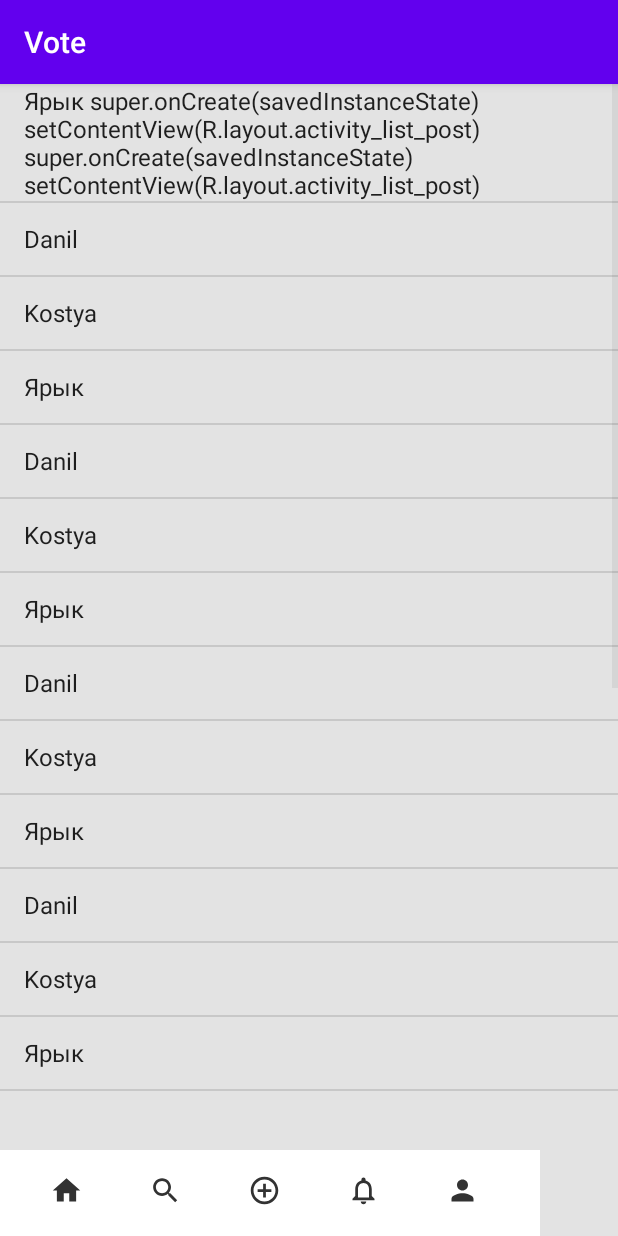
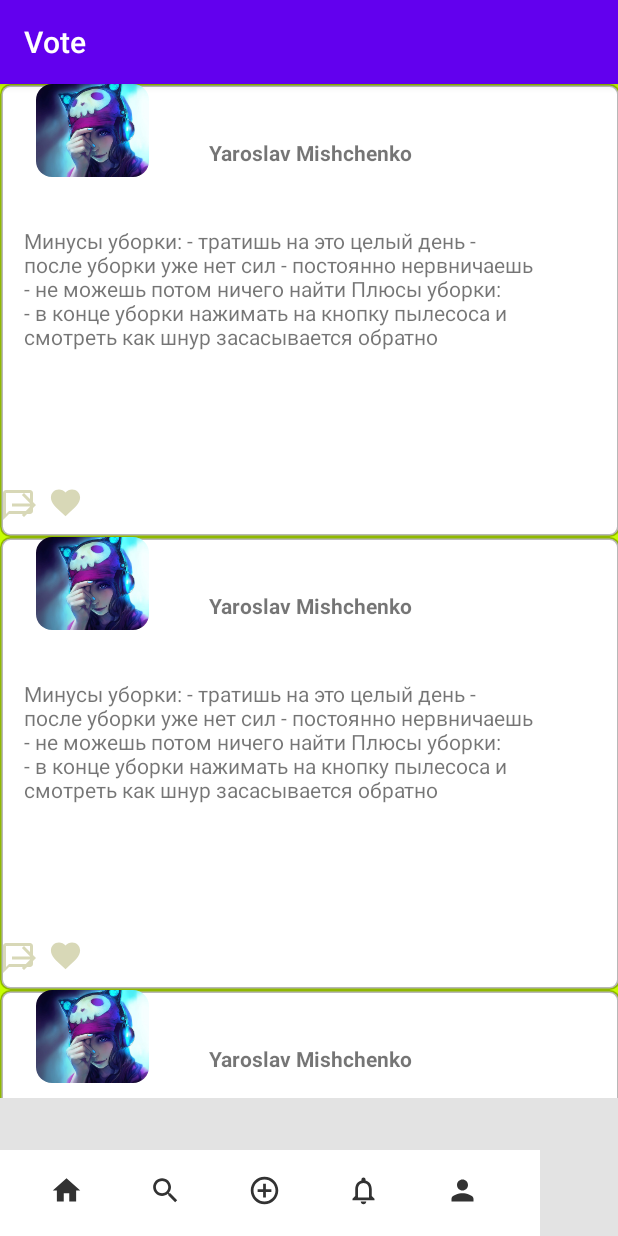
Before and after one commit to Mix200208/Test, an Android app: the ListPost screen opened directly, with no data from a screen before it, on a phone screen of 412 x 824 dp. Run offline under Robolectric (Android 15) with nearby library versions, the phone set to English and light mode, and no system bars.

Commit message:
RecycleView

```diff
--- a/app/build.gradle
+++ b/app/build.gradle
@@ -43,4 +43,6 @@ dependencies {
     testImplementation 'junit:junit:4.+'
     androidTestImplementation 'androidx.test.ext:junit:1.1.1'
     androidTestImplementation 'androidx.test.espresso:espresso-core:3.2.0'
+    implementation 'com.github.bumptech.glide:glide:4.12.0'
+    annotationProcessor 'com.github.bumptech.glide:compiler:4.12.0'
 }
--- a/app/src/main/java/com/example/test/ListPost.kt
+++ b/app/src/main/java/com/example/test/ListPost.kt
@@ -4,45 +4,77 @@ import android.content.Intent
 import androidx.appcompat.app.AppCompatActivity
 import android.os.Bundle
 import android.view.View
-import android.widget.ArrayAdapter
-import android.widget.ListView
+import androidx.recyclerview.widget.LinearLayoutManager
+import androidx.recyclerview.widget.RecyclerView
+import com.example.test.Model.Post
+import java.util.ArrayList
 
 class ListPost : AppCompatActivity() {
-    val names = mutableListOf<String>(
-            "Ярык super.onCreate(savedInstanceState)        setContentView(R.layout.activity_list_post) super.onCreate(savedInstanceState)       setContentView(R.layout.activity_list_post)",
-            "Danil",
-            "Kostya",
-            "Ярык",
-            "Danil",
-            "Kostya",
-            "Ярык",
-            "Danil",
-            "Kostya",
-            "Ярык",
-            "Danil",
-            "Kostya",
-            "Ярык",
-            "Danil",
-            "Kostya",
-            "1",
-            "2",
-            "3",
-            "4",
-            "5",
-            "6",
-            "7"
-    )
+   // val names = mutableListOf<String>(
+   //         "Ярык super.onCreate(savedInstanceState)        setContentView(R.layout.activity_list_post) super.onCreate(savedInstanceState)       setContentView(R.layout.activity_list_post)",
+   //         "Danil",
+    //        "Kostya",
+    //        "Ярык",
+    //        "Danil",
+      //      "Kostya",
+      //      "Ярык",
+       //     "Danil",
+      //      "Kostya",
+       //     "Ярык",
+        //    "Danil",
+       //     "Kostya",
+        //    "Ярык",
+       //     "Danil",
+       //     "Kostya",
+        //    "1",
+       //     "2",
+        //    "3",
+        //    "4",
+        //    "5",
+        //    "6",
+        //    "7"
+ //   )
+    lateinit var RvPost:RecyclerView
+    lateinit var postAdapter:PostAdapter
+    lateinit var mdata:ArrayList<Post>
+
+    fun initViews(){
+        RvPost = findViewById(R.id.PostList)
+        RvPost.layoutManager=LinearLayoutManager(this)
+        RvPost.setHasFixedSize(true)
+
+    }
+
+
 
     override fun onCreate(savedInstanceState: Bundle?) {
 
         super.onCreate(savedInstanceState)
         setContentView(R.layout.activity_list_post)
 
-        val listPost: ListView = findViewById(R.id.postNews)
-        val adapter = ArrayAdapter<String>(this, R.layout.post_1,
-                                           names)
+      //  val listPost: ListView = findViewById(R.id.postNews)
+        //val adapter = ArrayAdapter<String>(this, R.layout.post_1,
+                                          // names)
 
-        listPost.adapter = adapter
+       // listPost.adapter = adapter
+        initViews()
+        initdataPost()
+        postAdapt()
+    }
+
+    private fun postAdapt() {
+        postAdapter = PostAdapter(mdata)
+        RvPost.adapter = postAdapter
+
+    }
+
+    private fun initdataPost() {
+        mdata = ArrayList<Post>()
+        mdata.add(Post(R.drawable.test1))
+        mdata.add(Post(R.drawable.test1))
+        mdata.add(Post(R.drawable.test1))
+        mdata.add(Post(R.drawable.test1))
+
     }
 
     fun clickOnSearchButton(view: View) {
--- /dev/null
+++ b/app/src/main/java/com/example/test/Model/Post.kt
@@ -0,0 +1,26 @@
+package com.example.test.Model
+
+class Post {
+    private lateinit var nick:String
+    private lateinit var text:String
+    private lateinit var ImgUrl:String
+    private var drawableResourse:Int
+
+    val info :Int
+        get() =  drawableResourse
+
+    constructor( drawableResourse: Int) {
+
+        this.drawableResourse = drawableResourse
+    }
+    constructor(nick: Int, text: String, ImgUrl: String, drawableResourse: Int) {
+        this.nick = nick.toString()
+        this.text = text
+        this.ImgUrl = ImgUrl
+        this.drawableResourse = drawableResourse
+    }
+
+
+
+
+}
--- /dev/null
+++ b/app/src/main/java/com/example/test/PostAdapter.kt
@@ -0,0 +1,54 @@
+package com.example.test
+
+import android.view.LayoutInflater
+import android.view.View
+import android.view.ViewGroup
+import android.widget.ImageView
+import android.widget.TextView
+import androidx.recyclerview.widget.RecyclerView
+import com.bumptech.glide.Glide
+import com.bumptech.glide.load.resource.bitmap.CenterCrop
+import com.bumptech.glide.load.resource.bitmap.RoundedCorners
+import com.example.test.Model.Post
+
+
+class PostAdapter:RecyclerView.Adapter<PostAdapter.postviewholder> {
+    lateinit var mdata:List<Post>
+
+    constructor(mdata: List<Post>) : super() {
+        this.mdata = mdata
+    }
+
+    override fun onCreateViewHolder(parent: ViewGroup, viewType: Int): postviewholder {
+        var view:View = LayoutInflater.from(parent.getContext()).inflate(R.layout.post_item,parent,false)
+        return postviewholder(view)
+
+    }
+
+    override fun getItemCount(): Int {
+        return mdata.size
+    }
+
+    override fun onBindViewHolder(holder: postviewholder, position: Int) {
+        Glide.with(holder.itemView.context).load(mdata.get(position).info).transform(CenterCrop(),RoundedCorners(16)).into(holder.imgProfile)
+
+    }
+
+
+
+    class postviewholder:RecyclerView.ViewHolder{
+        var imgProfile:ImageView
+        var nick:TextView
+        var post:TextView
+
+
+
+        constructor(itemView: View) : super(itemView){
+            imgProfile = itemView.findViewById(R.id.Avatar)
+            nick = itemView.findViewById(R.id.Nick)
+            post = itemView.findViewById(R.id.Post)
+
+
+        }
+    }
+}
--- /dev/null
+++ b/app/src/main/res/drawable/ic_baseline_arrow_forward_24.xml
@@ -0,0 +1,5 @@
+<vector android:autoMirrored="true" android:height="24dp"
+    android:tint="#D8D8B7" android:viewportHeight="24"
+    android:viewportWidth="24" android:width="24dp" xmlns:android="http://schemas.android.com/apk/res/android">
+    <path android:fillColor="@android:color/white" android:pathData="M12,4l-1.41,1.41L16.17,11H4v2h12.17l-5.58,5.59L12,20l8,-8z"/>
+</vector>
--- /dev/null
+++ b/app/src/main/res/drawable/ic_baseline_chat_bubble_outline_24.xml
@@ -0,0 +1,5 @@
+<vector android:height="24dp" android:tint="#D8D8B7"
+    android:viewportHeight="24" android:viewportWidth="24"
+    android:width="24dp" xmlns:android="http://schemas.android.com/apk/res/android">
+    <path android:fillColor="@android:color/white" android:pathData="M20,2L4,2c-1.1,0 -2,0.9 -2,2v18l4,-4h14c1.1,0 2,-0.9 2,-2L22,4c0,-1.1 -0.9,-2 -2,-2zM20,16L6,16l-2,2L4,4h16v12z"/>
+</vector>
--- /dev/null
+++ b/app/src/main/res/drawable/ic_baseline_favorite_24.xml
@@ -0,0 +1,5 @@
+<vector android:height="24dp" android:tint="#D8D8B7"
+    android:viewportHeight="24" android:viewportWidth="24"
+    android:width="24dp" xmlns:android="http://schemas.android.com/apk/res/android">
+    <path android:fillColor="@android:color/white" android:pathData="M12,21.35l-1.45,-1.32C5.4,15.36 2,12.28 2,8.5 2,5.42 4.42,3 7.5,3c1.74,0 3.41,0.81 4.5,2.09C13.09,3.81 14.76,3 16.5,3 19.58,3 22,5.42 22,8.5c0,3.78 -3.4,6.86 -8.55,11.54L12,21.35z"/>
+</vector>
--- a/app/src/main/res/layout/activity_list_post.xml
+++ b/app/src/main/res/layout/activity_list_post.xml
@@ -35,12 +35,10 @@
             android:layout_height="676dp"
             android:orientation="vertical">
 
-            <ListView
-                android:id="@+id/postNews"
+            <androidx.recyclerview.widget.RecyclerView
+                android:id="@+id/PostList"
                 android:layout_width="match_parent"
-                android:layout_height="676dp">
-            </ListView>
-
+                android:layout_height="match_parent" />
         </LinearLayout>
 
 
--- /dev/null
+++ b/app/src/main/res/layout/post_item.xml
@@ -0,0 +1,93 @@
+<?xml version="1.0" encoding="utf-8"?>
+<androidx.constraintlayout.widget.ConstraintLayout xmlns:android="http://schemas.android.com/apk/res/android"
+    xmlns:app="http://schemas.android.com/apk/res-auto"
+    xmlns:tools="http://schemas.android.com/tools"
+    android:layout_width="wrap_content"
+    android:layout_height="wrap_content">
+
+    <ImageView
+        android:id="@+id/back"
+        android:layout_width="413dp"
+        android:layout_height="302dp"
+        android:background="#C6FF00"
+        app:layout_constraintBottom_toBottomOf="parent"
+        app:layout_constraintEnd_toEndOf="parent"
+        app:layout_constraintHorizontal_bias="0.0"
+        app:layout_constraintStart_toStartOf="parent"
+        app:layout_constraintTop_toTopOf="parent"
+        app:layout_constraintVertical_bias="0.0"
+        app:srcCompat="@drawable/login_edittext" />
+
+    <ImageView
+        android:id="@+id/Avatar"
+        android:layout_width="75dp"
+        android:layout_height="62dp"
+        android:layout_marginStart="24dp"
+        android:layout_marginLeft="24dp"
+        android:scaleType="centerCrop"
+        app:layout_constraintStart_toStartOf="parent"
+        app:srcCompat="@drawable/test1"
+        tools:ignore="MissingConstraints"
+        tools:layout_editor_absoluteY="16dp" />
+
+    <TextView
+        android:id="@+id/Nick"
+        android:layout_width="wrap_content"
+        android:layout_height="wrap_content"
+        android:layout_marginStart="40dp"
+        android:layout_marginLeft="40dp"
+        android:layout_marginTop="36dp"
+        android:text="Yaroslav Mishchenko"
+        android:textStyle="bold"
+        app:layout_constraintStart_toEndOf="@+id/Avatar"
+        app:layout_constraintTop_toTopOf="@+id/back" />
+
+    <TextView
+        android:id="@+id/Post"
+        android:layout_width="352dp"
+        android:layout_height="167dp"
+        android:layout_marginStart="16dp"
+        android:layout_marginLeft="16dp"
+        android:layout_marginTop="44dp"
+        android:layout_marginBottom="40dp"
+        android:text="Минусы уборки: - тратишь на это целый день - после уборки уже нет сил - постоянно нервничаешь - не можешь потом ничего найти Плюсы уборки: - в конце уборки нажимать на кнопку пылесоса и смотреть как шнур засасывается обратно"
+        app:layout_constraintBottom_toBottomOf="@+id/back"
+        app:layout_constraintStart_toStartOf="parent"
+        app:layout_constraintTop_toBottomOf="@+id/Nick"
+        app:layout_constraintVertical_bias="1.0" />
+
+    <ImageView
+        android:id="@+id/Like"
+        android:layout_width="39dp"
+        android:layout_height="23dp"
+        android:layout_marginStart="24dp"
+        android:layout_marginLeft="24dp"
+        android:layout_marginTop="212dp"
+        app:layout_constraintStart_toStartOf="parent"
+        app:layout_constraintTop_toBottomOf="@+id/Nick"
+        app:srcCompat="@drawable/ic_baseline_favorite_24"
+        tools:ignore="VectorDrawableCompat" />
+
+    <ImageView
+        android:id="@+id/Comment"
+        android:layout_width="wrap_content"
+        android:layout_height="wrap_content"
+        android:layout_marginTop="204dp"
+        app:layout_constraintBottom_toBottomOf="parent"
+        app:layout_constraintTop_toBottomOf="@+id/Nick"
+        app:srcCompat="@drawable/ic_baseline_chat_bubble_outline_24"
+        tools:ignore="MissingConstraints,VectorDrawableCompat"
+        tools:layout_editor_absoluteX="91dp" />
+
+    <ImageView
+        android:id="@+id/Repost"
+        android:layout_width="32dp"
+        android:layout_height="24dp"
+        android:layout_marginTop="204dp"
+        app:layout_constraintBottom_toBottomOf="parent"
+        app:layout_constraintTop_toBottomOf="@+id/Nick"
+        app:srcCompat="@drawable/ic_baseline_arrow_forward_24"
+        tools:ignore="MissingConstraints,VectorDrawableCompat"
+        tools:layout_editor_absoluteX="139dp" />
+
+</androidx.constraintlayout.widget.ConstraintLayout>
--- a/build.gradle
+++ b/build.gradle
@@ -4,6 +4,7 @@ buildscript {
     repositories {
         google()
         jcenter()
+
     }
     dependencies {
         classpath "com.android.tools.build:gradle:4.1.2"
@@ -18,6 +19,7 @@ allprojects {
     repositories {
         google()
         jcenter()
+        mavenCentral()
     }
 }
 
```
